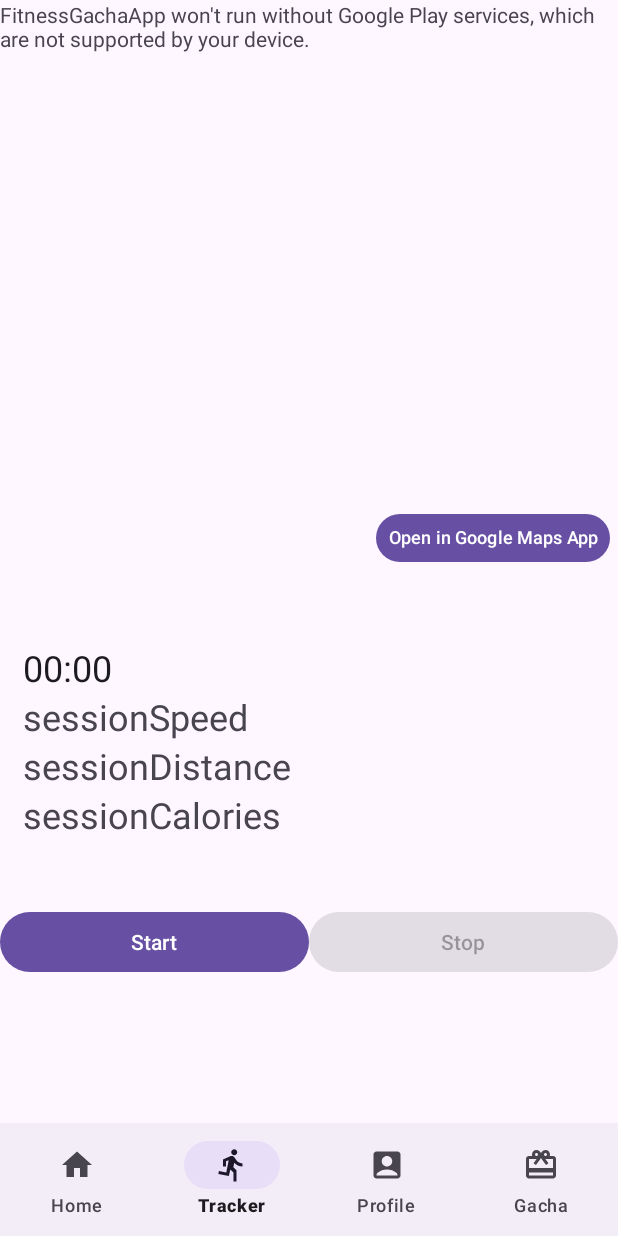
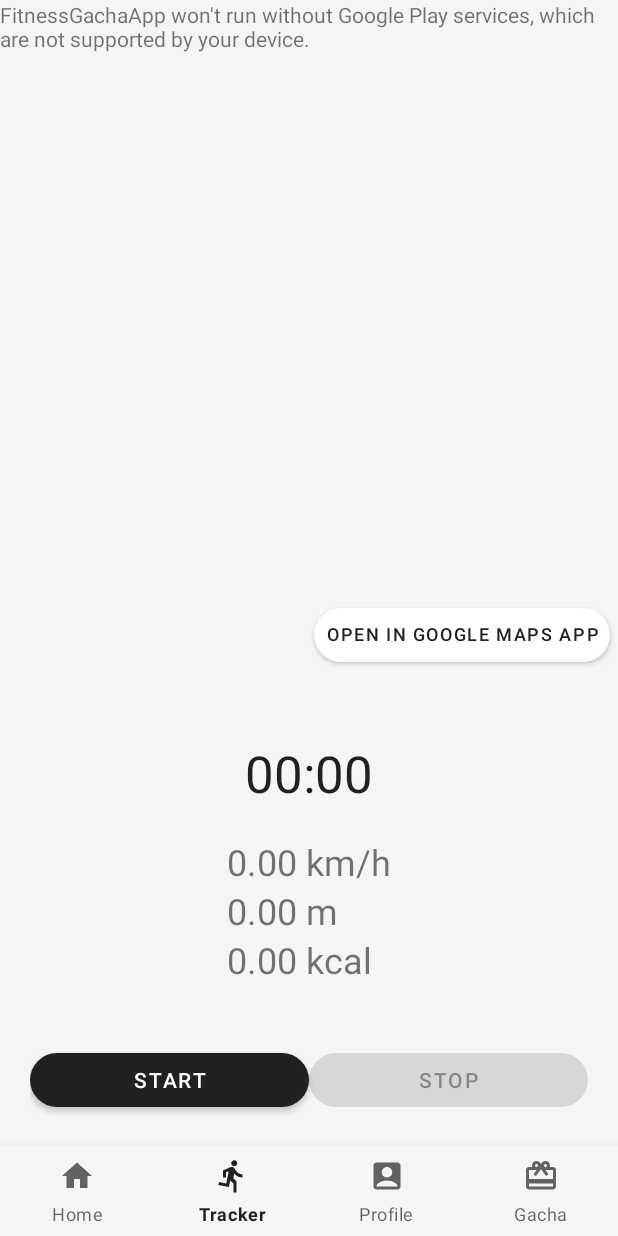
Before and after one commit to kylezhao101/fit-foodie-app, an Android app: the screen it shows after launch (TrackingActivity), item 2 of the bottom bar chosen, on a phone screen of 412 x 824 dp. Run offline under Robolectric (Android 15) with nearby library versions, the phone set to English and light mode, and no system bars.

Commit message:
Update layouts, spacing, and UI theme

```diff
--- a/app/src/main/AndroidManifest.xml
+++ b/app/src/main/AndroidManifest.xml
@@ -21,8 +21,8 @@
         <service
             android:name=".TrackingService"
             android:enabled="true"
-            android:exported="true"
-            android:foregroundServiceType="location"></service>
+            android:exported="false"
+            android:foregroundServiceType="location" />
 
         <activity
             android:name=".MainActivity"
--- a/app/src/main/res/layout/tracking_page.xml
+++ b/app/src/main/res/layout/tracking_page.xml
@@ -7,24 +7,21 @@
     android:layout_weight="1"
     tools:context=".MainActivity">
 
-    <LinearLayout
-        android:layout_width="match_parent"
-        android:layout_height="match_parent"
-        android:orientation="vertical"
-        app:layout_constraintBottom_toBottomOf="parent"
+    <FrameLayout
+        android:id="@+id/frameLayout"
+        android:layout_width="0dp"
+        android:layout_height="0dp"
+        app:layout_constraintBottom_toTopOf="@+id/tableLayout"
         app:layout_constraintEnd_toEndOf="parent"
         app:layout_constraintStart_toStartOf="parent"
-        app:layout_constraintTop_toTopOf="parent">
-
-        <FrameLayout
-            android:layout_width="match_parent"
-            android:layout_height="wrap_content">
+        app:layout_constraintTop_toTopOf="parent"
+        app:layout_constraintVertical_bias="0.0">
 
         <androidx.fragment.app.FragmentContainerView
             android:id="@+id/map"
             android:name="com.google.android.gms.maps.SupportMapFragment"
             android:layout_width="match_parent"
-                android:layout_height="384dp"
+            android:layout_height="wrap_content"
             android:layout_weight="0" />
 
         <Button
@@ -35,65 +32,75 @@
             android:layout_margin="5dp"
             android:includeFontPadding="false"
             android:minWidth="120dp"
-                android:minHeight="40dp"
+            android:minHeight="48dp"
             android:padding="8dp"
             android:text="Open in Google Maps App"
-                android:textSize="12sp" />
+            android:textSize="12sp"
+            app:backgroundTint="@android:color/white"
+            android:textColor="@color/off_black"/>
     </FrameLayout>
 
     <TableLayout
+        android:id="@+id/tableLayout"
         android:layout_width="match_parent"
-            android:layout_height="match_parent"
+        android:layout_height="wrap_content"
         android:layout_weight="1"
         android:gravity="center"
-            android:padding="15dp">
+        android:padding="20dp"
+        app:layout_constraintBottom_toTopOf="@+id/linearLayout">
 
         <TableRow
             android:layout_width="match_parent"
-                android:layout_height="match_parent">
+            android:layout_height="match_parent"
+            android:gravity="center"
+            android:padding="20dp">
 
             <Chronometer
                 android:id="@+id/chronometer"
                 android:layout_width="wrap_content"
                 android:layout_height="wrap_content"
+                android:gravity="center"
+                android:textSize="34sp" />
+
+        </TableRow>
+
+        <TableRow
+            android:layout_width="match_parent"
+            android:layout_height="match_parent"
+            android:gravity="center">
+
+            <TextView
+                android:id="@+id/sessionSpeed"
+                android:layout_width="match_parent"
+                android:layout_height="wrap_content"
+                android:text="0.00 km/h"
+                android:textSize="24sp" />
+        </TableRow>
+
+        <TableRow
+            android:layout_width="match_parent"
+            android:layout_height="match_parent"
+            android:gravity="center">
+
+            <TextView
+                android:id="@+id/sessionDistance"
+                android:layout_width="wrap_content"
+                android:layout_height="wrap_content"
+                android:text="0.00 m"
                 android:textSize="24sp" />
 
         </TableRow>
 
         <TableRow
             android:layout_width="match_parent"
-                android:layout_height="match_parent">
-
-                <TextView
-                    android:id="@+id/sessionSpeed"
-                    android:layout_width="wrap_content"
-                    android:layout_height="wrap_content"
-                    android:text="sessionSpeed"
-                    android:textSize="24sp" />
-            </TableRow>
-
-            <TableRow
-                android:layout_width="match_parent"
-                android:layout_height="match_parent">
-
-                <TextView
-                    android:id="@+id/sessionDistance"
-                    android:layout_width="wrap_content"
-                    android:layout_height="wrap_content"
-                    android:text="sessionDistance"
-                    android:textSize="24sp" />
-
-            </TableRow>
-
-            <TableRow
-                android:layout_width="match_parent"
-                android:layout_height="match_parent">
+            android:layout_height="match_parent"
+            android:gravity="center">
 
             <TextView
                 android:id="@+id/sessionCalories"
                 android:layout_width="wrap_content"
                 android:layout_height="wrap_content"
-                    android:text="sessionCalories"
+                android:text="0.00 kcal"
                 android:textSize="24sp" />
 
             <TableRow
@@ -105,10 +112,13 @@
     </TableLayout>
 
     <LinearLayout
+        android:id="@+id/linearLayout"
         android:layout_width="match_parent"
-            android:layout_height="match_parent"
+        android:layout_height="wrap_content"
         android:layout_weight="1"
-            android:orientation="horizontal">
+        android:orientation="horizontal"
+        android:padding="20dp"
+        app:layout_constraintBottom_toTopOf="@+id/bottom_navigation">
 
         <Button
             android:id="@+id/startButton"
@@ -125,13 +135,12 @@
             android:text="Stop" />
     </LinearLayout>
 
-    </LinearLayout>
-
     <com.google.android.material.bottomnavigation.BottomNavigationView
         android:id="@+id/bottom_navigation"
         android:layout_width="match_parent"
-        android:layout_height="75dp"
+        android:layout_height="60dp"
         android:layout_weight="1"
+        android:background="@color/app_background_color"
         app:labelVisibilityMode="labeled"
         app:layout_constraintBottom_toBottomOf="parent"
         app:layout_constraintEnd_toEndOf="parent"
--- a/app/src/main/res/values/colors.xml
+++ b/app/src/main/res/values/colors.xml
@@ -2,4 +2,6 @@
 <resources>
     <color name="black">#FF000000</color>
     <color name="white">#FFFFFFFF</color>
+    <color name="off_black">#212121</color>
+    <color name="app_background_color">#F5F5F5</color>
 </resources>
--- a/app/src/main/res/values/themes.xml
+++ b/app/src/main/res/values/themes.xml
@@ -1,9 +1,22 @@
 <resources xmlns:tools="http://schemas.android.com/tools">
     <!-- Base application theme. -->
-    <style name="Base.Theme.FitnessGachaApp" parent="Theme.Material3.DayNight.NoActionBar">
+    <style name="Base.Theme.FitnessGachaApp" parent="Theme.MaterialComponents.DayNight.NoActionBar">
         <!-- Customize your light theme here. -->
         <!-- <item name="colorPrimary">@color/my_light_primary</item> -->
+        <item name="colorPrimary">@color/off_black</item>
+        <item name="colorPrimaryDark">@color/off_black</item>
+        <item name="colorAccent">@color/off_black</item>
+        <item name="android:windowBackground">@color/app_background_color</item>
+        <item name="materialButtonStyle">@style/CustomRoundedButton</item>
     </style>
 
     <style name="Theme.FitnessGachaApp" parent="Base.Theme.FitnessGachaApp" />
+    <style name="CustomRoundedButton" parent="Widget.MaterialComponents.Button">
+        <item name="shapeAppearance">@style/CustomShapeAppearance</item>
+    </style>
+
+    <style name="CustomShapeAppearance" parent="ShapeAppearance.MaterialComponents.SmallComponent">
+        <item name="cornerFamily">rounded</item>
+        <item name="cornerSize">20dp</item>
+    </style>
 </resources>
```
Also changed, not shown: app/src/main/res/layout/activity_main.xml (+5 -5 lines), app/src/main/res/layout/gacha_page.xml (+5 -4 lines), app/src/main/res/layout/profile_page.xml (+34 -15 lines), app/src/main/res/layout/tracking_record_item.xml (+29 -16 lines). Lines whose indentation alone changed are shown as unchanged.
